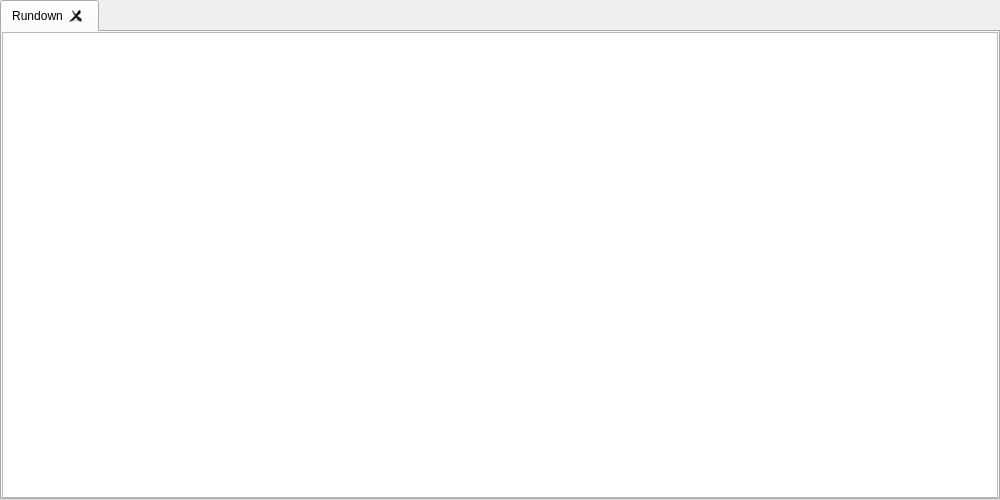
CasparCG/client, file Widgets/Rundown/RundownWidget.ui: the form before one commit.
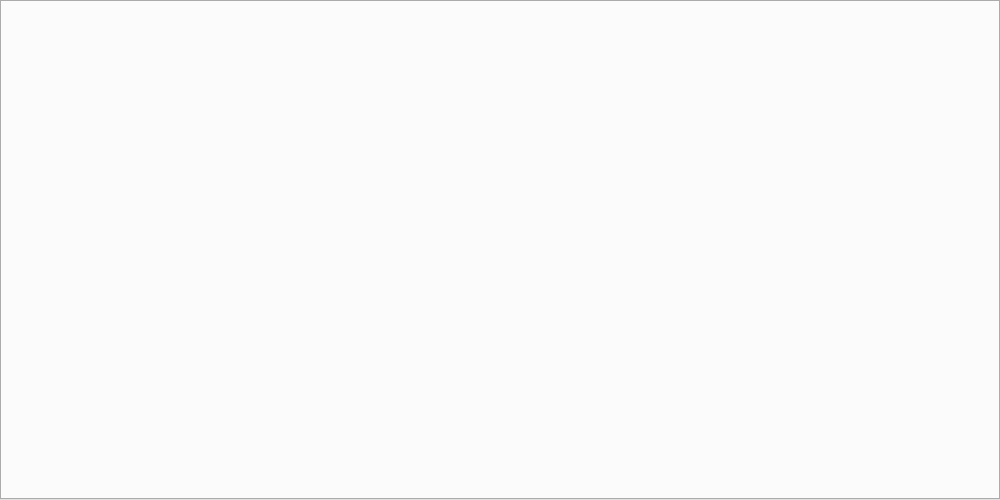
The form after the commit.

```diff
--- a/Widgets/Rundown/RundownWidget.ui
+++ b/Widgets/Rundown/RundownWidget.ui
@@ -22,70 +22,9 @@
    </property>
    <item>
     <widget class="QTabWidget" name="tabWidgetRundown">
-     <property name="currentIndex">
-      <number>0</number>
-     </property>
-     <property name="iconSize">
-      <size>
-       <width>5</width>
-       <height>16</height>
-      </size>
-     </property>
      <property name="tabsClosable">
       <bool>true</bool>
      </property>
-     <widget class="QWidget" name="tabRundown">
-      <attribute name="title">
-       <string>Rundown</string>
-      </attribute>
-      <layout class="QVBoxLayout" name="verticalLayout">
-       <property name="spacing">
-        <number>0</number>
-       </property>
-       <property name="margin">
-        <number>0</number>
-       </property>
-       <item>
-        <widget class="QTreeWidget" name="treeWidgetRundown">
-         <property name="contextMenuPolicy">
-          <enum>Qt::CustomContextMenu</enum>
-         </property>
-         <property name="alternatingRowColors">
-          <bool>true</bool>
-         </property>
-         <property name="selectionMode">
-          <enum>QAbstractItemView::ExtendedSelection</enum>
-         </property>
-         <property name="indentation">
-          <number>65</number>
-         </property>
-         <property name="rootIsDecorated">
-          <bool>false</bool>
-         </property>
-         <property name="uniformRowHeights">
-          <bool>true</bool>
-         </property>
-         <property name="itemsExpandable">
-          <bool>true</bool>
-         </property>
-         <attribute name="headerVisible">
-          <bool>false</bool>
-         </attribute>
-         <attribute name="headerDefaultSectionSize">
-          <number>150</number>
-         </attribute>
-         <attribute name="headerShowSortIndicator" stdset="0">
-          <bool>false</bool>
-         </attribute>
-         <column>
-          <property name="text">
-           <string>Item</string>
-          </property>
-         </column>
-        </widget>
-       </item>
-      </layout>
-     </widget>
     </widget>
    </item>
   </layout>
```
Left out of the diff: 60 changed lines with no effect on the pictures.
